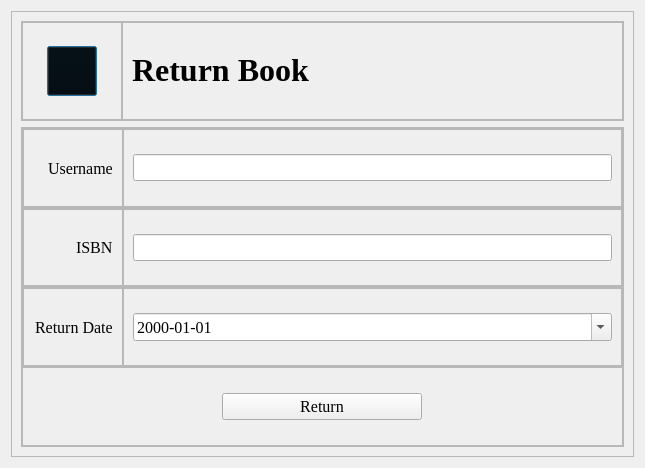
The window that returnbook.ui (aavashlamichhane/LibMan) describes before a commit, drawn with Qt 5.
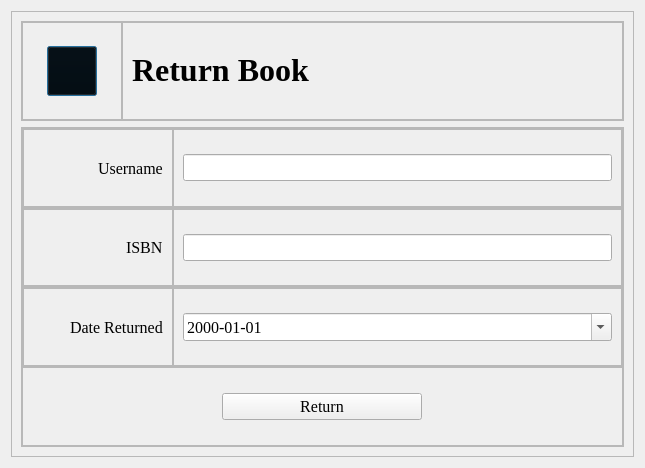
The same window after the commit. Icons and pictures are not drawn.

The edit to the form file:
```diff
--- a/returnbook.ui
+++ b/returnbook.ui
@@ -190,13 +190,13 @@
              <widget class="QFrame" name="frame_usertxxt">
               <property name="minimumSize">
                <size>
-                <width>100</width>
+                <width>150</width>
                 <height>0</height>
                </size>
               </property>
               <property name="maximumSize">
                <size>
-                <width>200</width>
+                <width>150</width>
                 <height>16777215</height>
                </size>
               </property>
@@ -285,13 +285,13 @@
              <widget class="QFrame" name="frame_isbnlable">
               <property name="minimumSize">
                <size>
-                <width>100</width>
+                <width>150</width>
                 <height>0</height>
                </size>
               </property>
               <property name="maximumSize">
                <size>
-                <width>200</width>
+                <width>150</width>
                 <height>16777215</height>
                </size>
               </property>
@@ -386,7 +386,7 @@
               </property>
               <property name="maximumSize">
                <size>
-                <width>100</width>
+                <width>150</width>
                 <height>16777215</height>
                </size>
               </property>
@@ -412,7 +412,7 @@
                   </font>
                  </property>
                  <property name="text">
-                  <string>Return Date</string>
+                  <string>Date Returned</string>
                  </property>
                  <property name="scaledContents">
                   <bool>true</bool>
```
